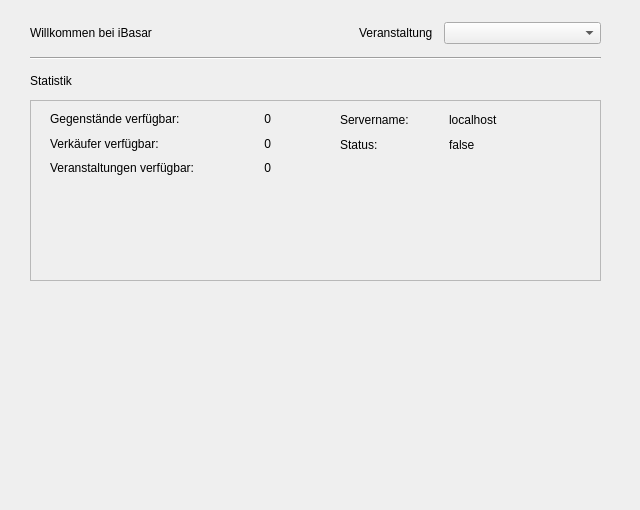
Above: iBasar/mainwidget.ui from hoihrig/iBasar before the change. Below: the same form after it.
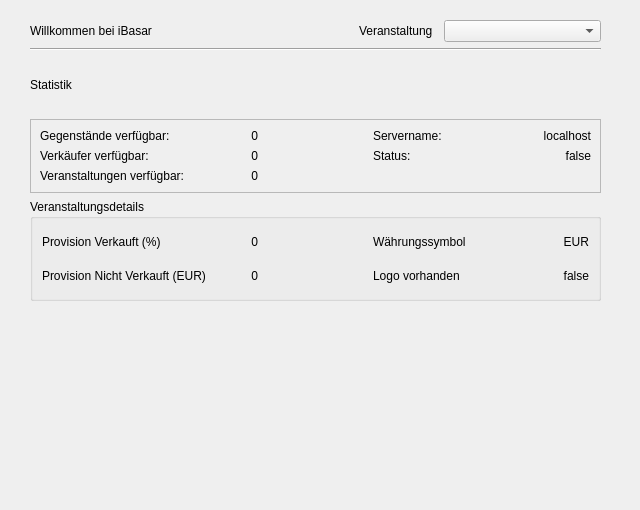
That is the form after the change.

Commit message: Added Event Details on Main Screen

What changed in the file:
```diff
--- a/iBasar/mainwidget.ui
+++ b/iBasar/mainwidget.ui
@@ -25,95 +25,73 @@
   <property name="windowTitle">
    <string>Form</string>
   </property>
+  <widget class="QWidget" name="">
+   <property name="geometry">
+    <rect>
+     <x>30</x>
+     <y>20</y>
+     <width>571</width>
+     <height>281</height>
+    </rect>
+   </property>
+   <layout class="QVBoxLayout" name="verticalLayout_8" stretch="1,1,4,3">
+    <item>
+     <layout class="QHBoxLayout" name="horizontalLayout_4" stretch="4,3">
+      <item>
+       <widget class="QLabel" name="captionlbl">
+        <property name="text">
+         <string>Willkommen bei iBasar</string>
+        </property>
+       </widget>
+      </item>
+      <item>
+       <layout class="QHBoxLayout" name="horizontalLayout_3" stretch="1,2">
+        <item>
+         <widget class="QLabel" name="eventlbl">
+          <property name="text">
+           <string>Veranstaltung</string>
+          </property>
+         </widget>
+        </item>
+        <item>
+         <widget class="QComboBox" name="eventcomboBox"/>
+        </item>
+       </layout>
+      </item>
+     </layout>
+    </item>
+    <item>
   <widget class="Line" name="line">
-   <property name="geometry">
-    <rect>
-     <x>30</x>
-     <y>50</y>
-     <width>571</width>
-     <height>16</height>
-    </rect>
-   </property>
    <property name="orientation">
     <enum>Qt::Horizontal</enum>
    </property>
   </widget>
+    </item>
+    <item>
+     <layout class="QVBoxLayout" name="verticalLayout_7" stretch="1,0">
+      <item>
+       <widget class="QLabel" name="label">
+        <property name="text">
+         <string>Statistik</string>
+        </property>
+       </widget>
+      </item>
+      <item>
   <widget class="QFrame" name="frame">
-   <property name="geometry">
-    <rect>
-     <x>30</x>
-     <y>100</y>
-     <width>571</width>
-     <height>181</height>
-    </rect>
-   </property>
    <property name="frameShape">
     <enum>QFrame::StyledPanel</enum>
    </property>
    <property name="frameShadow">
     <enum>QFrame::Raised</enum>
    </property>
-   <widget class="QWidget" name="layoutWidget">
-    <property name="geometry">
-     <rect>
-      <x>310</x>
-      <y>10</y>
-      <width>211</width>
-      <height>44</height>
-     </rect>
-    </property>
-    <layout class="QHBoxLayout" name="horizontalLayout">
+        <layout class="QVBoxLayout" name="verticalLayout_4">
+         <item>
+          <layout class="QHBoxLayout" name="horizontalLayout_9" stretch="2,1,2">
      <item>
       <layout class="QVBoxLayout" name="verticalLayout">
        <item>
-        <widget class="QLabel" name="dbtextlbl">
-         <property name="text">
-          <string>Servername:</string>
-         </property>
-        </widget>
-       </item>
-       <item>
-        <widget class="QLabel" name="connecttextlbl">
-         <property name="text">
-          <string>Status:</string>
-         </property>
-        </widget>
-       </item>
-      </layout>
-     </item>
-     <item>
-      <layout class="QVBoxLayout" name="verticalLayout_2">
-       <item>
-        <widget class="QLabel" name="dblbl">
-         <property name="text">
-          <string>localhost</string>
-         </property>
-        </widget>
-       </item>
-       <item>
-        <widget class="QLabel" name="connectlbl">
-         <property name="text">
-          <string>false</string>
-         </property>
-        </widget>
-       </item>
-      </layout>
-     </item>
-    </layout>
-   </widget>
-   <widget class="QWidget" name="layoutWidget">
-    <property name="geometry">
-     <rect>
-      <x>20</x>
-      <y>10</y>
-      <width>221</width>
-      <height>67</height>
-     </rect>
-    </property>
     <layout class="QHBoxLayout" name="horizontalLayout_2">
      <item>
-      <layout class="QVBoxLayout" name="verticalLayout_3">
-       <item>
         <widget class="QLabel" name="itemstextlbl">
          <property name="text">
           <string>Gegenstände verfügbar:</string>
@@ -121,6 +99,20 @@
         </widget>
        </item>
        <item>
+                <widget class="QLabel" name="itemslbl">
+                 <property name="text">
+                  <string>0</string>
+                 </property>
+                 <property name="alignment">
+                  <set>Qt::AlignRight|Qt::AlignTrailing|Qt::AlignVCenter</set>
+                 </property>
+                </widget>
+               </item>
+              </layout>
+             </item>
+             <item>
+              <layout class="QHBoxLayout" name="horizontalLayout_11">
+               <item>
         <widget class="QLabel" name="sellertextlbl">
          <property name="text">
           <string>Verkäufer verfügbar:</string>
@@ -128,36 +120,26 @@
         </widget>
        </item>
        <item>
+                <widget class="QLabel" name="sellerslbl">
+                 <property name="text">
+                  <string>0</string>
+                 </property>
+                 <property name="alignment">
+                  <set>Qt::AlignRight|Qt::AlignTrailing|Qt::AlignVCenter</set>
+                 </property>
+                </widget>
+               </item>
+              </layout>
+             </item>
+             <item>
+              <layout class="QHBoxLayout" name="horizontalLayout_12">
+               <item>
         <widget class="QLabel" name="eventstextlbl">
          <property name="text">
           <string>Veranstaltungen verfügbar:</string>
          </property>
         </widget>
        </item>
-      </layout>
-     </item>
-     <item>
-      <layout class="QVBoxLayout" name="verticalLayout_4">
-       <item>
-        <widget class="QLabel" name="itemslbl">
-         <property name="text">
-          <string>0</string>
-         </property>
-         <property name="alignment">
-          <set>Qt::AlignRight|Qt::AlignTrailing|Qt::AlignVCenter</set>
-         </property>
-        </widget>
-       </item>
-       <item>
-        <widget class="QLabel" name="sellerslbl">
-         <property name="text">
-          <string>0</string>
-         </property>
-         <property name="alignment">
-          <set>Qt::AlignRight|Qt::AlignTrailing|Qt::AlignVCenter</set>
-         </property>
-        </widget>
-       </item>
        <item>
         <widget class="QLabel" name="eventslbl">
          <property name="text">
@@ -171,54 +153,215 @@
       </layout>
      </item>
     </layout>
-   </widget>
-  </widget>
-  <widget class="QLabel" name="label">
-   <property name="geometry">
-    <rect>
-     <x>30</x>
-     <y>70</y>
-     <width>71</width>
-     <height>21</height>
-    </rect>
-   </property>
+           </item>
+           <item>
+            <spacer name="horizontalSpacer">
+             <property name="orientation">
+              <enum>Qt::Horizontal</enum>
+             </property>
+             <property name="sizeHint" stdset="0">
+              <size>
+               <width>118</width>
+               <height>20</height>
+              </size>
+             </property>
+            </spacer>
+           </item>
+           <item>
+            <layout class="QVBoxLayout" name="verticalLayout_2">
+             <item>
+              <layout class="QHBoxLayout" name="horizontalLayout">
+               <item>
+                <widget class="QLabel" name="dbtextlbl">
+                 <property name="text">
+                  <string>Servername:</string>
+                 </property>
+                </widget>
+               </item>
+               <item>
+                <widget class="QLabel" name="dblbl">
+                 <property name="text">
+                  <string>localhost</string>
+                 </property>
+                 <property name="alignment">
+                  <set>Qt::AlignRight|Qt::AlignTrailing|Qt::AlignVCenter</set>
+                 </property>
+                </widget>
+               </item>
+              </layout>
+             </item>
+             <item>
+              <layout class="QHBoxLayout" name="horizontalLayout_10">
+               <item>
+                <widget class="QLabel" name="connecttextlbl">
+                 <property name="text">
+                  <string>Status:</string>
+                 </property>
+                </widget>
+               </item>
+               <item>
+                <widget class="QLabel" name="connectlbl">
    <property name="text">
-    <string>Statistik</string>
-   </property>
-  </widget>
-  <widget class="QWidget" name="">
-   <property name="geometry">
-    <rect>
-     <x>30</x>
-     <y>20</y>
-     <width>571</width>
-     <height>26</height>
-    </rect>
-   </property>
-   <layout class="QHBoxLayout" name="horizontalLayout_4" stretch="4,3">
+                  <string>false</string>
+                 </property>
+                 <property name="alignment">
+                  <set>Qt::AlignRight|Qt::AlignTrailing|Qt::AlignVCenter</set>
+                 </property>
+                </widget>
+               </item>
+              </layout>
+             </item>
+             <item>
+              <spacer name="verticalSpacer">
+               <property name="orientation">
+                <enum>Qt::Vertical</enum>
+               </property>
+               <property name="sizeHint" stdset="0">
+                <size>
+                 <width>20</width>
+                 <height>13</height>
+                </size>
+               </property>
+              </spacer>
+             </item>
+            </layout>
+           </item>
+          </layout>
+         </item>
+        </layout>
+       </widget>
+      </item>
+     </layout>
+    </item>
     <item>
-     <widget class="QLabel" name="captionlbl">
+     <widget class="QGroupBox" name="eventDetailBox">
+      <property name="title">
+       <string>Veranstaltungsdetails</string>
+      </property>
+      <property name="flat">
+       <bool>true</bool>
+      </property>
+      <layout class="QVBoxLayout" name="verticalLayout_3">
+       <item>
+        <layout class="QHBoxLayout" name="horizontalLayout_13" stretch="2,1,2">
+         <item>
+          <layout class="QVBoxLayout" name="verticalLayout_6">
+           <item>
+            <layout class="QHBoxLayout" name="horizontalLayout_5">
+             <item>
+              <widget class="QLabel" name="provisionSoldLabel">
       <property name="text">
-       <string>Willkommen bei iBasar</string>
+                <string>Provision Verkauft (%)</string>
       </property>
      </widget>
     </item>
     <item>
-     <layout class="QHBoxLayout" name="horizontalLayout_3" stretch="1,2">
+              <widget class="QLabel" name="provisionSoldresultlabel">
+               <property name="text">
+                <string>0</string>
+               </property>
+               <property name="alignment">
+                <set>Qt::AlignRight|Qt::AlignTrailing|Qt::AlignVCenter</set>
+               </property>
+              </widget>
+             </item>
+            </layout>
+           </item>
       <item>
-       <widget class="QLabel" name="eventlbl">
+            <layout class="QHBoxLayout" name="horizontalLayout_6">
+             <item>
+              <widget class="QLabel" name="provisionNotSoldLabel">
         <property name="text">
-         <string>Veranstaltung</string>
+                <string>Provision Nicht Verkauft (EUR)</string>
         </property>
        </widget>
       </item>
       <item>
-       <widget class="QComboBox" name="eventcomboBox"/>
+              <widget class="QLabel" name="provisionNotSoldresultlabel">
+               <property name="text">
+                <string>0</string>
+               </property>
+               <property name="alignment">
+                <set>Qt::AlignRight|Qt::AlignTrailing|Qt::AlignVCenter</set>
+               </property>
+              </widget>
       </item>
      </layout>
     </item>
    </layout>
-  </widget>
+         </item>
+         <item>
+          <spacer name="horizontalSpacer_2">
+           <property name="orientation">
+            <enum>Qt::Horizontal</enum>
+           </property>
+           <property name="sizeHint" stdset="0">
+            <size>
+             <width>118</width>
+             <height>20</height>
+            </size>
+           </property>
+          </spacer>
+         </item>
+         <item>
+          <layout class="QVBoxLayout" name="verticalLayout_5">
+           <item>
+            <layout class="QHBoxLayout" name="horizontalLayout_7">
+             <item>
+              <widget class="QLabel" name="currencySymbolLabel">
+               <property name="text">
+                <string>Währungssymbol</string>
+               </property>
+              </widget>
+             </item>
+             <item>
+              <widget class="QLabel" name="currencySymbolresultlabel">
+               <property name="text">
+                <string>EUR</string>
+               </property>
+               <property name="alignment">
+                <set>Qt::AlignRight|Qt::AlignTrailing|Qt::AlignVCenter</set>
+               </property>
+              </widget>
+             </item>
+            </layout>
+           </item>
+           <item>
+            <layout class="QHBoxLayout" name="horizontalLayout_8">
+             <item>
+              <widget class="QLabel" name="logolabel">
+               <property name="text">
+                <string>Logo vorhanden</string>
+               </property>
+              </widget>
+             </item>
+             <item>
+              <widget class="QLabel" name="logoresultlabel">
+               <property name="text">
+                <string>false</string>
+               </property>
+               <property name="alignment">
+                <set>Qt::AlignRight|Qt::AlignTrailing|Qt::AlignVCenter</set>
+               </property>
+              </widget>
+             </item>
+            </layout>
+           </item>
+          </layout>
+         </item>
+        </layout>
+       </item>
+      </layout>
+     </widget>
+    </item>
+   </layout>
+  </widget>
+  <zorder>line</zorder>
+  <zorder>frame</zorder>
+  <zorder>label</zorder>
+  <zorder>layoutWidget</zorder>
+  <zorder>eventDetailBox</zorder>
+  <zorder>eventDetailBox</zorder>
  </widget>
  <resources/>
  <connections/>
```
Lines whose indentation alone changed are shown as unchanged. The commit also changes 2 other files.
